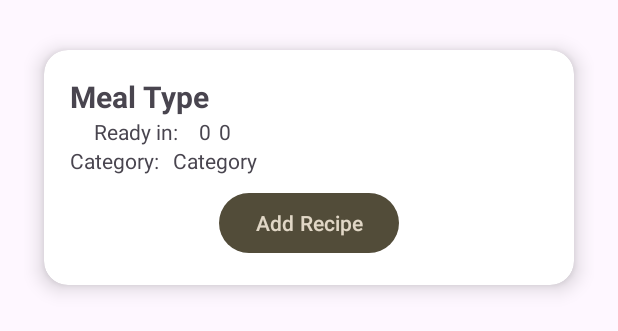
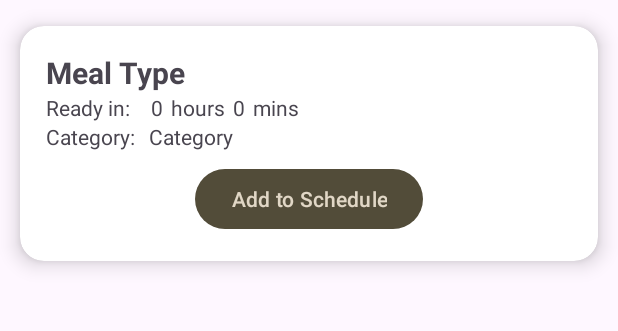
Before and after one commit to saoirse-raelli/CC106_3A_grp2, an Android app: the layout recipe_item.xml on its own in the app's theme, with its tools: preview values and no code run, on a phone screen of 412 x 824 dp. Shown: the top 331 px of the screen. Run offline under Robolectric (Android 15) with nearby library versions, the phone set to English and light mode, and no system bars.

Commit message:
layout: updated for calendar

```diff
--- a/PrepMate/app/src/main/res/layout/activity_calendar.xml
+++ b/PrepMate/app/src/main/res/layout/activity_calendar.xml
@@ -15,7 +15,7 @@
 
     <CalendarView
         android:id="@+id/calendarView"
-        android:layout_width="430dp"
+        android:layout_width="match_parent"
         android:layout_height="wrap_content"
         android:layout_gravity="center"/>
 
@@ -24,7 +24,7 @@
         android:layout_width="match_parent"
         android:layout_height="wrap_content"
         android:layout_below="@id/calendarView"
-        android:padding="12dp"
+        android:padding="8dp"
         android:textSize="18sp"
         android:textColor="@color/primaryDarkColor"
         android:hint="Selected Date"
@@ -35,6 +35,7 @@
         android:layout_width="match_parent"
         android:layout_height="wrap_content"
         android:layout_gravity="center"
+        android:layout_marginTop="5dp"
         android:enabled="true"
         android:text="Select a Date"
         android:textStyle="bold"/>
@@ -43,7 +44,6 @@
         android:id="@+id/recipesRecyclerView"
         android:layout_width="match_parent"
         android:layout_height="wrap_content"
-        android:padding="16dp"
         android:background="@android:color/white" />
 
 </LinearLayout>
--- a/PrepMate/app/src/main/res/layout/recipe_item.xml
+++ b/PrepMate/app/src/main/res/layout/recipe_item.xml
@@ -4,8 +4,7 @@
     android:orientation="vertical"
     android:layout_width="match_parent"
     android:layout_height="wrap_content"
-    android:id="@+id/mainLayout"
-    android:padding="16dp">
+    android:id="@+id/mainLayout">
 
     <!-- CardView for meal item -->
     <androidx.cardview.widget.CardView
@@ -35,8 +34,7 @@
             <LinearLayout
                 android:layout_width="wrap_content"
                 android:layout_height="wrap_content"
-                android:orientation="horizontal"
-                android:layout_marginStart="16dp">
+                android:orientation="horizontal">
 
                 <TextView
                     android:layout_width="wrap_content"
@@ -52,11 +50,23 @@
                     android:text="0"/>
 
                 <TextView
+                    android:layout_marginStart="5dp"
+                    android:layout_width="wrap_content"
+                    android:layout_height="wrap_content"
+                    android:text="hours"/>
+
+                <TextView
                     android:id="@+id/minutes"
                     android:layout_marginStart="5dp"
                     android:layout_width="wrap_content"
                     android:layout_height="wrap_content"
                     android:text="0"/>
+
+                <TextView
+                    android:layout_marginStart="5dp"
+                    android:layout_width="wrap_content"
+                    android:layout_height="wrap_content"
+                    android:text="mins"/>
 
             </LinearLayout>
 
@@ -87,7 +97,7 @@
                 android:id="@+id/addMealButton"
                 android:layout_width="wrap_content"
                 android:layout_height="wrap_content"
-                android:text="Add Recipe"
+                android:text="Add to Schedule"
                 android:layout_marginTop="8dp"
                 android:layout_gravity="center"/>
 
```
